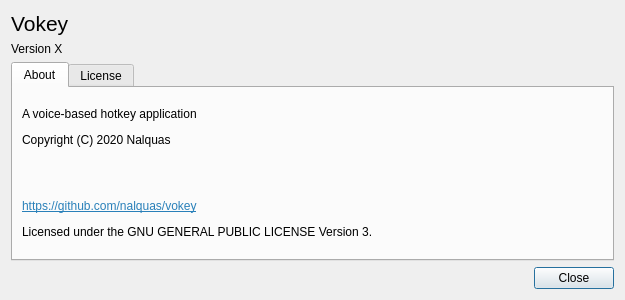
Qt form ui/about.ui (nalquas/vokey) before a commit.
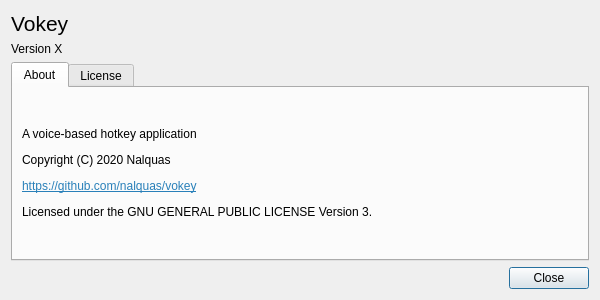
The same form after that commit. Icons and pictures are not drawn.

Commit message: Fixed about dialog size

The edit to the form file:
```diff
--- a/ui/about.ui
+++ b/ui/about.ui
@@ -6,13 +6,13 @@
    <rect>
     <x>0</x>
     <y>0</y>
-    <width>625</width>
+    <width>600</width>
     <height>300</height>
    </rect>
   </property>
   <property name="minimumSize">
    <size>
-    <width>625</width>
+    <width>600</width>
     <height>300</height>
    </size>
   </property>
@@ -56,7 +56,7 @@
        <item>
         <widget class="QLabel" name="label_2">
          <property name="text">
-          <string>&lt;html&gt;&lt;head/&gt;&lt;body&gt;&lt;p&gt;A voice-based hotkey application&lt;/p&gt;&lt;p&gt;Copyright (C) 2020 Nalquas&lt;/p&gt;&lt;p&gt;&lt;br/&gt;&lt;/p&gt;&lt;p&gt;&lt;a href=&quot;https://github.com/nalquas/vokey&quot;&gt;&lt;span style=&quot; text-decoration: underline; color:#2980b9;&quot;&gt;https://github.com/nalquas/vokey&lt;/span&gt;&lt;/a&gt;&lt;/p&gt;&lt;p&gt;Licensed under the GNU GENERAL PUBLIC LICENSE Version 3.&lt;/p&gt;&lt;/body&gt;&lt;/html&gt;</string>
+          <string>&lt;html&gt;&lt;head/&gt;&lt;body&gt;&lt;p&gt;A voice-based hotkey application&lt;/p&gt;&lt;p&gt;Copyright (C) 2020 Nalquas&lt;/p&gt;&lt;p&gt;&lt;a href=&quot;https://github.com/nalquas/vokey&quot;&gt;&lt;span style=&quot; text-decoration: underline; color:#2980b9;&quot;&gt;https://github.com/nalquas/vokey&lt;/span&gt;&lt;/a&gt;&lt;/p&gt;&lt;p&gt;Licensed under the GNU GENERAL PUBLIC LICENSE Version 3.&lt;/p&gt;&lt;/body&gt;&lt;/html&gt;</string>
          </property>
          <property name="textFormat">
           <enum>Qt::RichText</enum>
```
Left out of the diff: 3 changed lines with no effect on the pictures.
